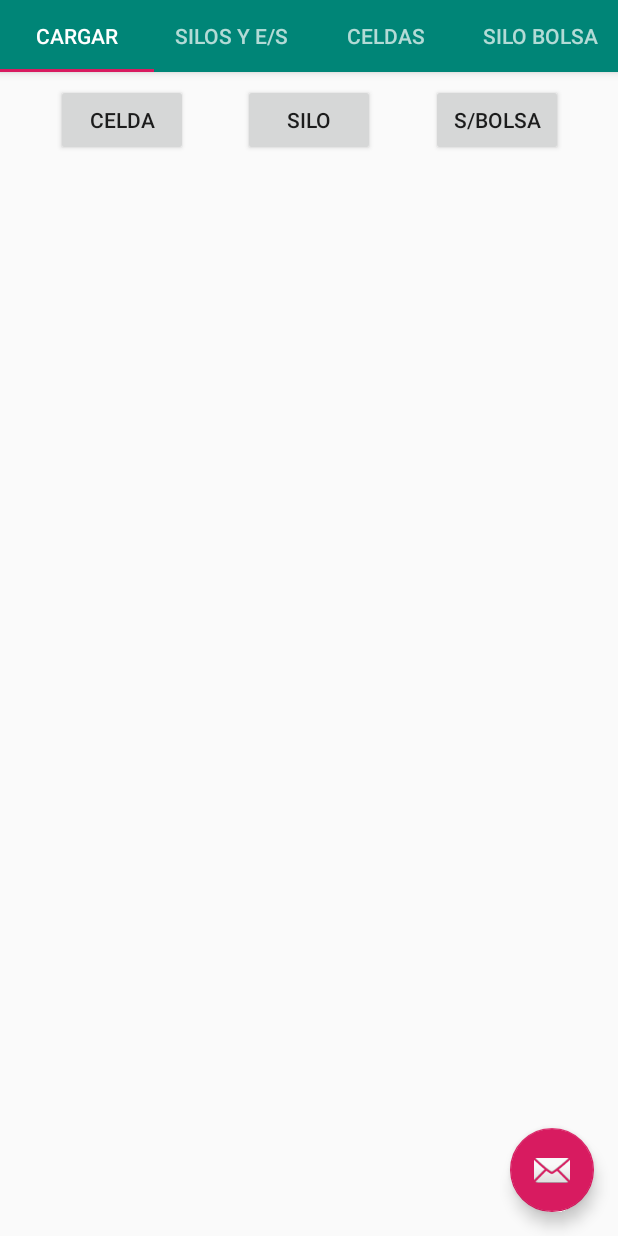
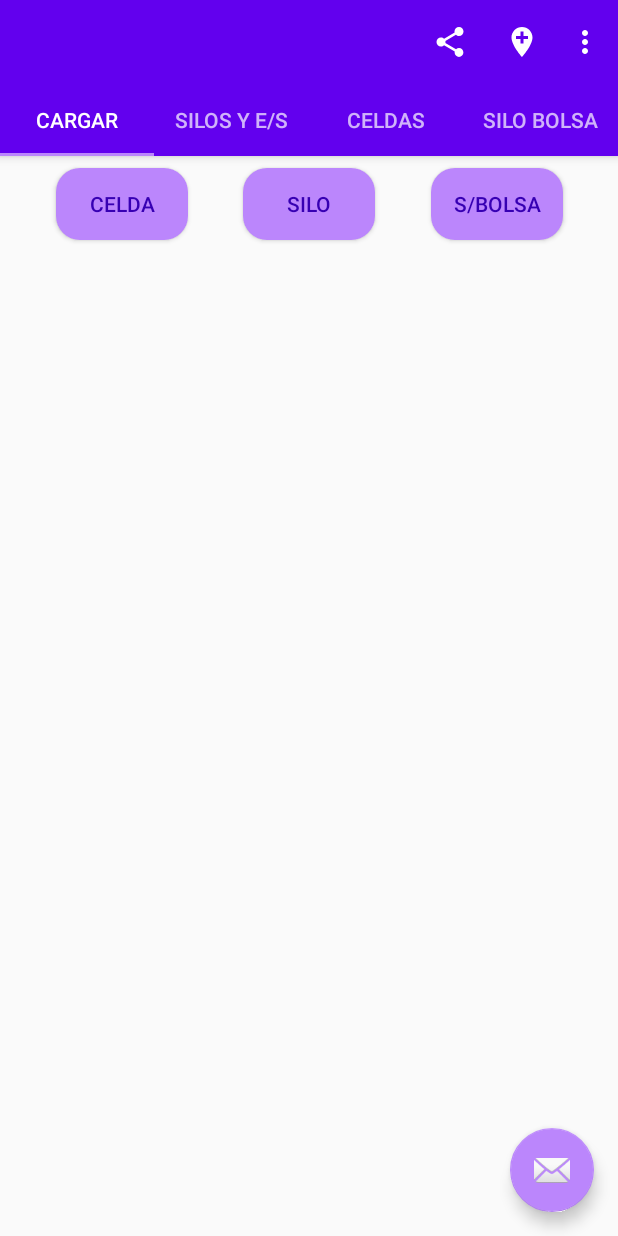
Before and after one commit to jpdacruz/AppCubicajeDireccionSQLite, an Android app: the screen it shows after launch (MainActivity), on a phone screen of 412 x 824 dp. Run offline under Robolectric (Android 15) with nearby library versions, the phone set to English and light mode, and no system bars.

Commit message:
modificado toolbar y colores

```diff
--- a/app/src/main/java/com/jpdacruz/appcubicajedireccion/MainActivity.java
+++ b/app/src/main/java/com/jpdacruz/appcubicajedireccion/MainActivity.java
@@ -6,6 +6,7 @@ import com.google.android.material.floatingactionbutton.FloatingActionButton;
 import com.google.android.material.snackbar.Snackbar;
 import com.google.android.material.tabs.TabLayout;
 
+import androidx.appcompat.widget.Toolbar;
 import androidx.viewpager.widget.ViewPager;
 import androidx.appcompat.app.AppCompatActivity;
 
@@ -21,11 +22,18 @@ public class MainActivity extends AppCompatActivity {
     protected void onCreate(Bundle savedInstanceState) {
         super.onCreate(savedInstanceState);
         setContentView(R.layout.activity_main);
+
+        Toolbar toolbar = findViewById(R.id.toolbar);
+        setSupportActionBar(toolbar);
+
         SectionsPagerAdapter sectionsPagerAdapter = new SectionsPagerAdapter(this, getSupportFragmentManager());
+
         ViewPager viewPager = findViewById(R.id.view_pager);
         viewPager.setAdapter(sectionsPagerAdapter);
+
         TabLayout tabs = findViewById(R.id.tabs);
         tabs.setupWithViewPager(viewPager);
+
         FloatingActionButton fab = findViewById(R.id.fab);
 
         fab.setOnClickListener(new View.OnClickListener() {
@@ -36,4 +44,27 @@ public class MainActivity extends AppCompatActivity {
             }
         });
     }
+
+    @Override
+    public boolean onCreateOptionsMenu(Menu menu) {
+        // Inflate the menu; this adds items to the action bar if it is present.
+        getMenuInflater().inflate(R.menu.menu_toolbar, menu);
+        return true;
+    }
+
+    @Override
+    public boolean onOptionsItemSelected(MenuItem item) {
+        // Handle action bar item clicks here. The action bar will
+        // automatically handle clicks on the Home/Up button, so long
+        // as you specify a parent activity in AndroidManifest.xml.
+        int id = item.getItemId();
+
+        //noinspection SimplifiableIfStatement
+        if (id == R.id.menu_share) {
+            return true;
+        }
+
+        return super.onOptionsItemSelected(item);
+    }
+
 }
--- /dev/null
+++ b/app/src/main/res/drawable/button_rnd.xml
@@ -0,0 +1,8 @@
+<?xml version="1.0" encoding="utf-8"?>
+<shape xmlns:android="http://schemas.android.com/apk/res/android">
+
+    <corners android:radius="16dp"/>
+    <solid android:color="#BB86fc"/>
+
+
+</shape>
--- /dev/null
+++ b/app/src/main/res/drawable/ic_add_location_black_24dp.xml
@@ -0,0 +1,5 @@
+<vector android:height="24dp" android:tint="#FFFFFF"
+    android:viewportHeight="24.0" android:viewportWidth="24.0"
+    android:width="24dp" xmlns:android="http://schemas.android.com/apk/res/android">
+    <path android:fillColor="#FF000000" android:pathData="M12,2C8.14,2 5,5.14 5,9c0,5.25 7,13 7,13s7,-7.75 7,-13c0,-3.86 -3.14,-7 -7,-7zM16,10h-3v3h-2v-3L8,10L8,8h3L11,5h2v3h3v2z"/>
+</vector>
--- /dev/null
+++ b/app/src/main/res/drawable/ic_share_black_24dp.xml
@@ -0,0 +1,5 @@
+<vector android:height="24dp" android:tint="#FFFFFF"
+    android:viewportHeight="24.0" android:viewportWidth="24.0"
+    android:width="24dp" xmlns:android="http://schemas.android.com/apk/res/android">
+    <path android:fillColor="#FF000000" android:pathData="M18,16.08c-0.76,0 -1.44,0.3 -1.96,0.77L8.91,12.7c0.05,-0.23 0.09,-0.46 0.09,-0.7s-0.04,-0.47 -0.09,-0.7l7.05,-4.11c0.54,0.5 1.25,0.81 2.04,0.81 1.66,0 3,-1.34 3,-3s-1.34,-3 -3,-3 -3,1.34 -3,3c0,0.24 0.04,0.47 0.09,0.7L8.04,9.81C7.5,9.31 6.79,9 6,9c-1.66,0 -3,1.34 -3,3s1.34,3 3,3c0.79,0 1.5,-0.31 2.04,-0.81l7.12,4.16c-0.05,0.21 -0.08,0.43 -0.08,0.65 0,1.61 1.31,2.92 2.92,2.92 1.61,0 2.92,-1.31 2.92,-2.92s-1.31,-2.92 -2.92,-2.92z"/>
+</vector>
--- a/app/src/main/res/layout/activity_main.xml
+++ b/app/src/main/res/layout/activity_main.xml
@@ -10,6 +10,14 @@
         android:layout_width="match_parent"
         android:layout_height="wrap_content"
         android:theme="@style/AppTheme.AppBarOverlay">
+
+        <androidx.appcompat.widget.Toolbar
+            android:id="@+id/toolbar"
+            android:layout_width="match_parent"
+            android:layout_height="wrap_content"
+            android:background="?attr/colorPrimary"
+            android:minHeight="?attr/actionBarSize"
+            android:theme="?attr/actionBarTheme" />
 
         <com.google.android.material.tabs.TabLayout
             android:id="@+id/tabs"
--- a/app/src/main/res/layout/tab_carga_datos_principal.xml
+++ b/app/src/main/res/layout/tab_carga_datos_principal.xml
@@ -27,6 +27,8 @@
         android:layout_height="wrap_content"
         android:layout_marginTop="8dp"
         android:text="@string/silo"
+        android:background="@drawable/button_rnd"
+        android:textColor="#3700B3"
         app:layout_constraintEnd_toEndOf="parent"
         app:layout_constraintStart_toStartOf="parent"
         app:layout_constraintTop_toTopOf="parent" />
@@ -37,9 +39,11 @@
         android:layout_height="wrap_content"
         android:layout_marginTop="8dp"
         android:text="@string/celda"
+        android:background="@drawable/button_rnd"
         app:layout_constraintEnd_toStartOf="@+id/buttonSilo"
         app:layout_constraintStart_toStartOf="parent"
-        app:layout_constraintTop_toTopOf="parent" />
+        app:layout_constraintTop_toTopOf="parent"
+        android:textColor="#3700B3"/>
 
     <Button
         android:id="@+id/buttonSbolsa"
@@ -47,6 +51,8 @@
         android:layout_height="wrap_content"
         android:layout_marginTop="8dp"
         android:text="@string/silobolsa"
+        android:background="@drawable/button_rnd"
+        android:textColor="#3700B3"
         app:layout_constraintEnd_toEndOf="parent"
         app:layout_constraintStart_toEndOf="@+id/buttonSilo"
         app:layout_constraintTop_toTopOf="parent" />
--- /dev/null
+++ b/app/src/main/res/menu/menu_toolbar.xml
@@ -0,0 +1,19 @@
+<?xml version="1.0" encoding="utf-8"?>
+<menu xmlns:android="http://schemas.android.com/apk/res/android"
+    xmlns:app="http://schemas.android.com/apk/res-auto">
+
+    <item
+        android:id="@+id/menu_share"
+        android:icon="@drawable/ic_share_black_24dp"
+        android:title="@string/share"
+        app:showAsAction="ifRoom"/>
+    <item android:title="@string/fiscapedia"
+        android:id="@+id/menu_fiscapedia"/>
+    <item
+        android:id="@+id/menu_gps"
+        android:icon="@drawable/ic_add_location_black_24dp"
+        android:title="@string/position"
+        app:showAsAction="ifRoom" />
+    <item android:title="@string/contact"
+        android:id="@+id/menu_contact"/>
+</menu>
--- a/app/src/main/res/values/colors.xml
+++ b/app/src/main/res/values/colors.xml
@@ -1,6 +1,6 @@
 <?xml version="1.0" encoding="utf-8"?>
 <resources>
-    <color name="colorPrimary">#008577</color>
-    <color name="colorPrimaryDark">#00574B</color>
-    <color name="colorAccent">#D81B60</color>
+    <color name="colorPrimary">#6200EE</color>
+    <color name="colorPrimaryDark">#3700B3</color>
+    <color name="colorAccent">#BB86fc</color>
 </resources>
--- a/app/src/main/res/values/strings.xml
+++ b/app/src/main/res/values/strings.xml
@@ -1,5 +1,5 @@
 <resources>
-    <string name="app_name">AppCubicajeDireccion</string>
+    <string name="app_name"></string>
     <string name="tab_text_1">CARGAR</string>
     <string name="tab_text_2">SILOS Y E/S</string>
     <string name="tab_text_3">CELDAS</string>
@@ -7,6 +7,10 @@
     <string name="silo">SILO</string>
     <string name="celda">CELDA</string>
     <string name="silobolsa">S/Bolsa</string>
+    <string name="share">SHARE</string>
+    <string name="fiscapedia">FISCAPEDIA</string>
+    <string name="position">POSICION</string>
+    <string name="contact">CONTACTENOS</string>
 
 
     <!-- TODO: Remove or change this placeholder text -->
--- a/app/src/main/res/values/styles.xml
+++ b/app/src/main/res/values/styles.xml
@@ -1,7 +1,7 @@
 <resources>
 
     <!-- Base application theme. -->
-    <style name="AppTheme" parent="Theme.AppCompat.Light.DarkActionBar">
+    <style name="AppTheme" parent="Theme.AppCompat.Light.NoActionBar">
         <!-- Customize your theme here. -->
         <item name="colorPrimary">@color/colorPrimary</item>
         <item name="colorPrimaryDark">@color/colorPrimaryDark</item>
```
